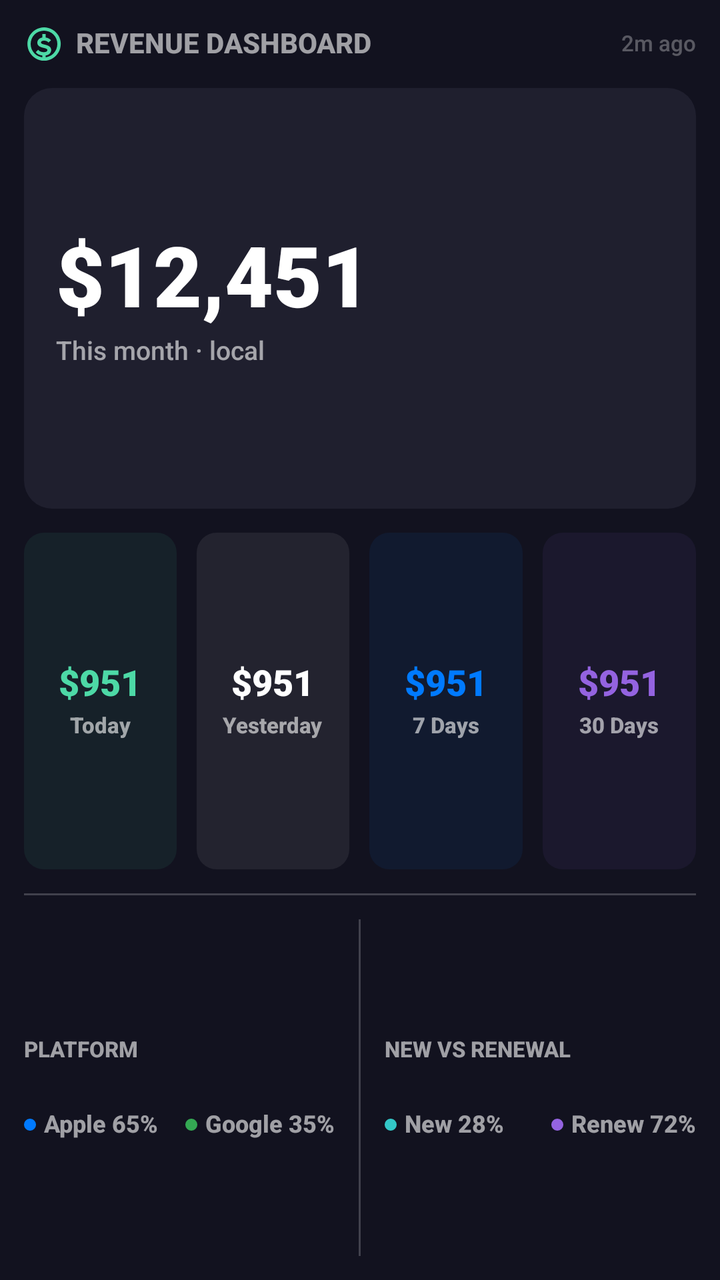
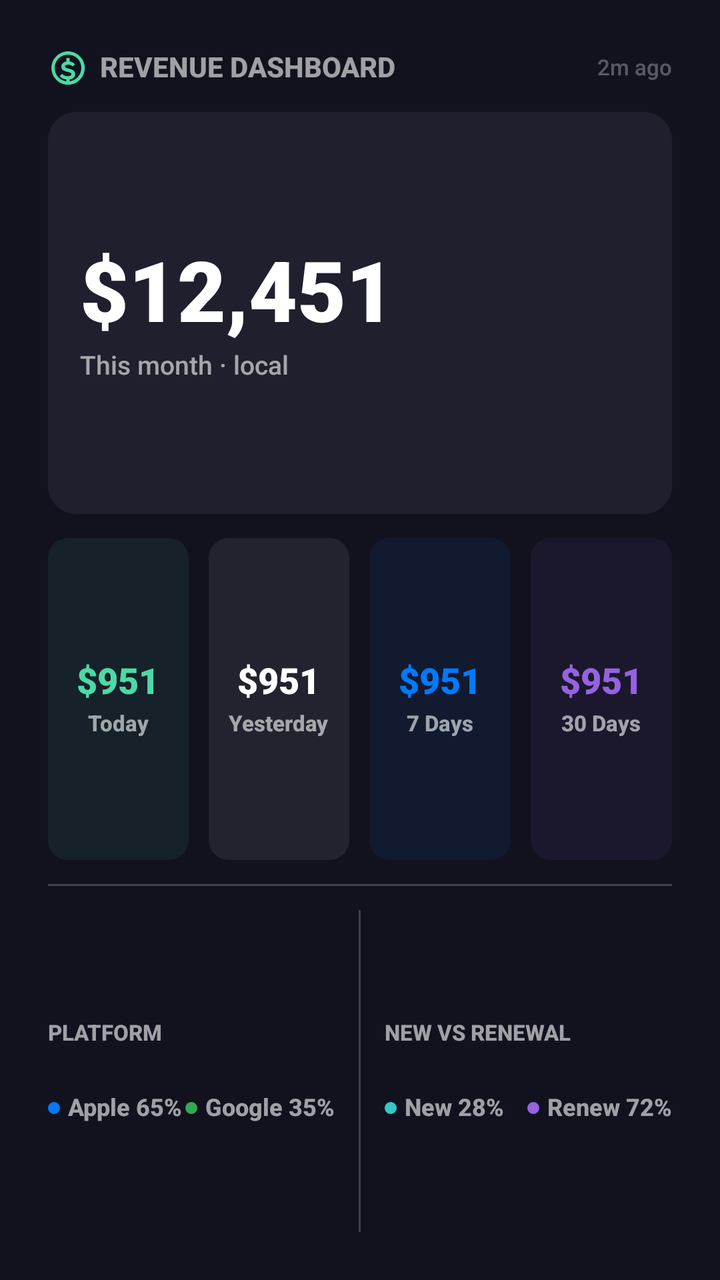

An Android layout rendered at two revisions. The XML below is the earlier revision; the diff shows what the commit changed to produce the second picture.
<!-- AndroidManifest.xml: fallback theme Theme.MaterialComponents.DayNight.NoActionBar -->
<!-- res/layout/revenue_tab_widget_large.xml -->
<?xml version="1.0" encoding="utf-8"?>
<LinearLayout xmlns:android="http://schemas.android.com/apk/res/android"
    android:id="@+id/widgetRoot"
    android:layout_width="match_parent"
    android:layout_height="match_parent"
    android:orientation="vertical"
    android:padding="12dp"
    android:background="@color/widgetBackground">

    <LinearLayout
        android:layout_width="match_parent"
        android:layout_height="wrap_content"
        android:orientation="horizontal"
        android:gravity="center_vertical">
        <ImageView
            android:layout_width="20dp"
            android:layout_height="20dp"
            android:src="@drawable/ic_widget_dollar_circle"
            android:contentDescription="@null" />
        <TextView
            android:layout_width="wrap_content"
            android:layout_height="wrap_content"
            android:text="REVENUE DASHBOARD"
            android:textSize="14sp"
            android:textStyle="bold"
            android:layout_marginStart="6dp"
            android:textColor="@color/widgetTextSecondary" android:fontFamily="sans-serif-medium" android:includeFontPadding="false" />
        <TextView android:layout_width="0dp" android:layout_height="0dp" android:layout_weight="1" />
        <TextView
            android:id="@+id/tvLastUpdated"
            android:layout_width="wrap_content"
            android:layout_height="wrap_content"
            android:text="2m ago"
            android:textSize="11sp"
            android:textColor="@color/widgetTextQuaternary" android:fontFamily="sans-serif-medium" android:includeFontPadding="false" />
    </LinearLayout>

    <LinearLayout android:layout_width="match_parent" android:layout_height="0dp" android:layout_weight="1.25" android:orientation="vertical" android:gravity="center_vertical" android:padding="16dp" android:background="@drawable/bg_mtd_card" android:layout_marginTop="12dp">
        <TextView android:id="@+id/tvMtdRevenue" android:layout_width="wrap_content" android:layout_height="wrap_content" android:text="$12,451" android:textSize="42sp" android:textStyle="bold" android:maxLines="1" android:ellipsize="end" android:textColor="@color/widgetTextPrimary" android:fontFamily="sans-serif-black" android:includeFontPadding="false" />
        <TextView android:id="@+id/tvMtdLabel" android:layout_width="wrap_content" android:layout_height="wrap_content" android:text="This month · local" android:textSize="13sp" android:layout_marginTop="4dp" android:textColor="@color/widgetTextSecondary" android:fontFamily="sans-serif-medium" android:includeFontPadding="false" />
    </LinearLayout>

    <LinearLayout android:layout_width="match_parent" android:layout_height="0dp" android:layout_weight="1" android:orientation="horizontal" android:layout_marginTop="12dp">
        <LinearLayout android:layout_width="0dp" android:layout_height="match_parent" android:layout_weight="1" android:orientation="vertical" android:gravity="center" android:paddingTop="12dp" android:paddingBottom="12dp" android:background="@drawable/bg_period_card_large_today">
            <TextView android:id="@+id/tvToday" android:layout_width="wrap_content" android:layout_height="wrap_content" android:text="$951" android:textSize="18sp" android:textStyle="bold" android:textColor="@color/widgetAccent" android:fontFamily="sans-serif-black" android:includeFontPadding="false" android:maxLines="1" android:ellipsize="end" />
            <TextView android:layout_width="wrap_content" android:layout_height="wrap_content" android:text="Today" android:textSize="11sp" android:textStyle="bold" android:layout_marginTop="4dp" android:textColor="@color/widgetTextSecondary" android:fontFamily="sans-serif-medium" android:includeFontPadding="false" />
        </LinearLayout>
        <LinearLayout android:layout_width="0dp" android:layout_height="match_parent" android:layout_weight="1" android:orientation="vertical" android:gravity="center" android:paddingTop="12dp" android:paddingBottom="12dp" android:background="@drawable/bg_period_card_large_yesterday" android:layout_marginStart="10dp">
            <TextView android:id="@+id/tvYesterday" android:layout_width="wrap_content" android:layout_height="wrap_content" android:text="$951" android:textSize="18sp" android:textStyle="bold" android:textColor="@color/widgetTextPrimary" android:fontFamily="sans-serif-black" android:includeFontPadding="false" android:maxLines="1" android:ellipsize="end" />
            <TextView android:layout_width="wrap_content" android:layout_height="wrap_content" android:text="Yesterday" android:textSize="11sp" android:textStyle="bold" android:layout_marginTop="4dp" android:textColor="@color/widgetTextSecondary" android:fontFamily="sans-serif-medium" android:includeFontPadding="false" />
        </LinearLayout>
        <LinearLayout android:layout_width="0dp" android:layout_height="match_parent" android:layout_weight="1" android:orientation="vertical" android:gravity="center" android:paddingTop="12dp" android:paddingBottom="12dp" android:background="@drawable/bg_period_card_large_7days" android:layout_marginStart="10dp">
            <TextView android:id="@+id/tvLast7" android:layout_width="wrap_content" android:layout_height="wrap_content" android:text="$951" android:textSize="18sp" android:textStyle="bold" android:textColor="@color/appleBlue" android:fontFamily="sans-serif-black" android:includeFontPadding="false" android:maxLines="1" android:ellipsize="end" />
            <TextView android:layout_width="wrap_content" android:layout_height="wrap_content" android:text="7 Days" android:textSize="11sp" android:textStyle="bold" android:layout_marginTop="4dp" android:textColor="@color/widgetTextSecondary" android:fontFamily="sans-serif-medium" android:includeFontPadding="false" />
        </LinearLayout>
        <LinearLayout android:layout_width="0dp" android:layout_height="match_parent" android:layout_weight="1" android:orientation="vertical" android:gravity="center" android:paddingTop="12dp" android:paddingBottom="12dp" android:background="@drawable/bg_period_card_large_30days" android:layout_marginStart="10dp">
            <TextView android:id="@+id/tvLast30" android:layout_width="wrap_content" android:layout_height="wrap_content" android:text="$951" android:textSize="18sp" android:textStyle="bold" android:textColor="@color/renewalPurple" android:fontFamily="sans-serif-black" android:includeFontPadding="false" android:maxLines="1" android:ellipsize="end" />
            <TextView android:layout_width="wrap_content" android:layout_height="wrap_content" android:text="30 Days" android:textSize="11sp" android:textStyle="bold" android:layout_marginTop="4dp" android:textColor="@color/widgetTextSecondary" android:fontFamily="sans-serif-medium" android:includeFontPadding="false" />
        </LinearLayout>
    </LinearLayout>

    <TextView
        android:layout_width="match_parent"
        android:layout_height="1dp"
        android:background="@color/widgetDivider"
        android:layout_marginTop="12dp"
        android:layout_marginBottom="12dp" />

    <LinearLayout android:layout_width="match_parent" android:layout_height="0dp" android:layout_weight="1" android:orientation="horizontal" android:gravity="center_vertical">
        <LinearLayout android:layout_width="0dp" android:layout_height="wrap_content" android:layout_weight="1" android:orientation="vertical">
            <TextView android:layout_width="wrap_content" android:layout_height="wrap_content" android:text="PLATFORM" android:textSize="11sp" android:textStyle="bold" android:textColor="@color/widgetTextSecondary" android:fontFamily="sans-serif-medium" android:includeFontPadding="false" />
            <ImageView android:id="@+id/imgPlatformBar" android:layout_width="match_parent" android:layout_height="12dp" android:layout_marginTop="6dp" android:scaleType="fitXY" />
            <LinearLayout android:layout_width="match_parent" android:layout_height="wrap_content" android:orientation="horizontal" android:layout_marginTop="6dp">
                <LinearLayout android:layout_width="wrap_content" android:layout_height="wrap_content" android:orientation="horizontal" android:gravity="center_vertical">
                    <TextView android:layout_width="6dp" android:layout_height="6dp" android:background="@drawable/bg_circle_apple" />
                    <TextView android:id="@+id/tvAppleLabel" android:layout_width="wrap_content" android:layout_height="wrap_content" android:text="Apple 65%" android:textSize="12sp" android:textStyle="bold" android:layout_marginStart="4dp" android:textColor="@color/widgetTextSecondary" android:fontFamily="sans-serif-medium" android:includeFontPadding="false" />
                </LinearLayout>
                <TextView android:layout_width="0dp" android:layout_height="0dp" android:layout_weight="1" />
                <LinearLayout android:layout_width="wrap_content" android:layout_height="wrap_content" android:orientation="horizontal" android:gravity="center_vertical">
                    <TextView android:layout_width="6dp" android:layout_height="6dp" android:background="@drawable/bg_circle_google" />
                    <TextView android:id="@+id/tvGoogleLabel" android:layout_width="wrap_content" android:layout_height="wrap_content" android:text="Google 35%" android:textSize="12sp" android:textStyle="bold" android:layout_marginStart="4dp" android:textColor="@color/widgetTextSecondary" android:fontFamily="sans-serif-medium" android:includeFontPadding="false" />
                </LinearLayout>
            </LinearLayout>
        </LinearLayout>
        <TextView
        android:layout_width="1dp"
        android:layout_height="match_parent"
        android:background="@color/widgetDivider"
        android:layout_marginStart="12dp"
        android:layout_marginEnd="12dp" />
        <LinearLayout android:layout_width="0dp" android:layout_height="wrap_content" android:layout_weight="1" android:orientation="vertical">
            <TextView android:layout_width="wrap_content" android:layout_height="wrap_content" android:text="NEW VS RENEWAL" android:textSize="11sp" android:textStyle="bold" android:textColor="@color/widgetTextSecondary" android:fontFamily="sans-serif-medium" android:includeFontPadding="false" />
            <ImageView android:id="@+id/imgNewRenewalBar" android:layout_width="match_parent" android:layout_height="12dp" android:layout_marginTop="6dp" android:scaleType="fitXY" />
            <LinearLayout android:layout_width="match_parent" android:layout_height="wrap_content" android:orientation="horizontal" android:layout_marginTop="6dp">
                <LinearLayout android:layout_width="wrap_content" android:layout_height="wrap_content" android:orientation="horizontal" android:gravity="center_vertical">
                    <TextView android:layout_width="6dp" android:layout_height="6dp" android:background="@drawable/bg_circle_new" />
                    <TextView android:id="@+id/tvNewLabel" android:layout_width="wrap_content" android:layout_height="wrap_content" android:text="New 28%" android:textSize="12sp" android:textStyle="bold" android:layout_marginStart="4dp" android:textColor="@color/widgetTextSecondary" android:fontFamily="sans-serif-medium" android:includeFontPadding="false" />
                </LinearLayout>
                <TextView android:layout_width="0dp" android:layout_height="0dp" android:layout_weight="1" />
                <LinearLayout android:layout_width="wrap_content" android:layout_height="wrap_content" android:orientation="horizontal" android:gravity="center_vertical">
                    <TextView android:layout_width="6dp" android:layout_height="6dp" android:background="@drawable/bg_circle_renewal" />
                    <TextView android:id="@+id/tvRenewLabel" android:layout_width="wrap_content" android:layout_height="wrap_content" android:text="Renew 72%" android:textSize="12sp" android:textStyle="bold" android:layout_marginStart="4dp" android:textColor="@color/widgetTextSecondary" android:fontFamily="sans-serif-medium" android:includeFontPadding="false" />
                </LinearLayout>
            </LinearLayout>
        </LinearLayout>
    </LinearLayout>
</LinearLayout>
<!-- resources referenced by this layout -->
<resources>
  <color name="appleBlue">#007AFF</color>
  <color name="renewalPurple">#9463E0</color>
  <color name="widgetAccent">#4DD9A6</color>
  <color name="widgetBackground">#12121F</color>
  <color name="widgetDivider">#33FFFFFF</color>
  <color name="widgetTextPrimary">#FFFFFFFF</color>
  <color name="widgetTextQuaternary">#4DFFFFFF</color>
  <color name="widgetTextSecondary">#99FFFFFF</color>
  <!-- drawable bg_circle_apple (drawable) -->
  <?xml version="1.0" encoding="utf-8"?>
  <shape xmlns:android="http://schemas.android.com/apk/res/android"
      android:shape="oval">
      <solid android:color="@color/appleBlue" />
      <size android:width="6dp" android:height="6dp" />
  </shape>
  <!-- drawable bg_circle_google (drawable) -->
  <?xml version="1.0" encoding="utf-8"?>
  <shape xmlns:android="http://schemas.android.com/apk/res/android"
      android:shape="oval">
      <solid android:color="@color/googleGreen" />
      <size android:width="6dp" android:height="6dp" />
  </shape>
  <!-- drawable bg_circle_new (drawable) -->
  <?xml version="1.0" encoding="utf-8"?>
  <shape xmlns:android="http://schemas.android.com/apk/res/android"
      android:shape="oval">
      <solid android:color="@color/newTeal" />
      <size android:width="6dp" android:height="6dp" />
  </shape>
  <!-- drawable bg_circle_renewal (drawable) -->
  <?xml version="1.0" encoding="utf-8"?>
  <shape xmlns:android="http://schemas.android.com/apk/res/android"
      android:shape="oval">
      <solid android:color="@color/renewalPurple" />
      <size android:width="6dp" android:height="6dp" />
  </shape>
  <!-- drawable bg_mtd_card (drawable) -->
  <?xml version="1.0" encoding="utf-8"?>
  <shape xmlns:android="http://schemas.android.com/apk/res/android"
      android:shape="rectangle">
      <solid android:color="@color/widgetCardBackground" />
      <corners android:radius="14dp" />
  </shape>
  <!-- drawable bg_period_card_large_30days (drawable) -->
  <?xml version="1.0" encoding="utf-8"?>
  <shape xmlns:android="http://schemas.android.com/apk/res/android"
      android:shape="rectangle">
      <solid android:color="#129463E0" />
      <corners android:radius="10dp" />
  </shape>
  <!-- drawable bg_period_card_large_7days (drawable) -->
  <?xml version="1.0" encoding="utf-8"?>
  <shape xmlns:android="http://schemas.android.com/apk/res/android"
      android:shape="rectangle">
      <solid android:color="#12007AFF" />
      <corners android:radius="10dp" />
  </shape>
  <!-- drawable bg_period_card_large_today (drawable) -->
  <?xml version="1.0" encoding="utf-8"?>
  <shape xmlns:android="http://schemas.android.com/apk/res/android"
      android:shape="rectangle">
      <solid android:color="#124DD9A6" />
      <corners android:radius="10dp" />
  </shape>
  <!-- drawable bg_period_card_large_yesterday (drawable) -->
  <?xml version="1.0" encoding="utf-8"?>
  <shape xmlns:android="http://schemas.android.com/apk/res/android"
      android:shape="rectangle">
      <solid android:color="#12FFFFFF" />
      <corners android:radius="10dp" />
  </shape>
  <!-- drawable ic_widget_dollar_circle (drawable) -->
  <vector xmlns:android="http://schemas.android.com/apk/res/android" android:width="24dp" android:height="24dp" android:viewportWidth="24" android:viewportHeight="24">
      <path android:fillColor="@color/widgetAccent" android:pathData="M12,2a10,10 0,1 0,0.1,0M12,4a8,8 0,1 1,0,16a8,8 0,0 1,0,-16z"/>
      <path android:fillColor="@color/widgetAccent" android:pathData="M11,6h2v2.1c1.4,0.2 2.5,0.8 3.2,1.7l-1.5,1.3c-0.6,-0.7 -1.5,-1.1 -2.7,-1.1c-1.1,0 -1.8,0.4 -1.8,1.1c0,0.7 0.8,0.9 2.4,1.3c2,0.5 3.7,1.2 3.7,3.2c0,1.8 -1.3,3 -3.3,3.3V21h-2v-2.1c-1.8,-0.2 -3.1,-0.9 -4,-2l1.5,-1.4c0.8,0.9 1.9,1.4 3.3,1.4c1.4,0 2.2,-0.4 2.2,-1.2c0,-0.7 -0.7,-1 -2.4,-1.4C9.5,13.8 8,13.1 8,11.2c0,-1.6 1.2,-2.8 3,-3.1V6z"/>
  </vector>
  <color name="googleGreen">#34A853</color>
  <color name="newTeal">#33C7C7</color>
  <color name="widgetCardBackground">#1F1F2E</color>
</resources>

<!-- the commit's change to res/layout/revenue_tab_widget_large.xml (unified diff, before → after) -->
@@ -4,7 +4,7 @@
     android:layout_width="match_parent"
     android:layout_height="match_parent"
     android:orientation="vertical"
-    android:padding="12dp"
+    android:padding="24dp"
     android:background="@color/widgetBackground">
 
     <LinearLayout
